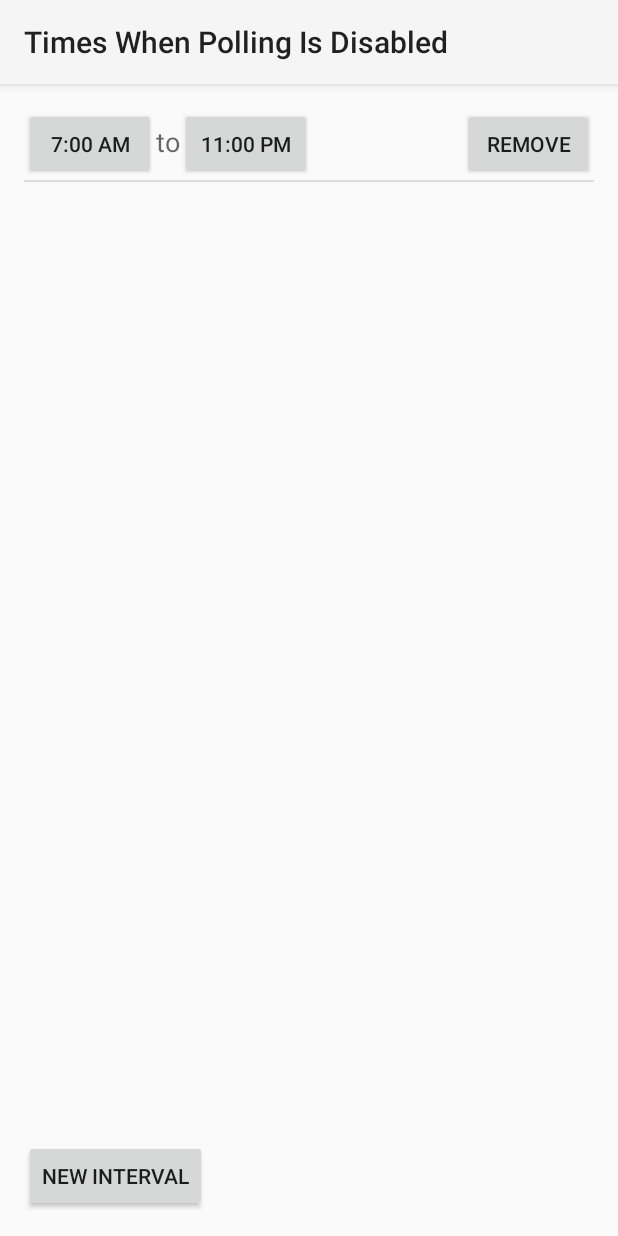
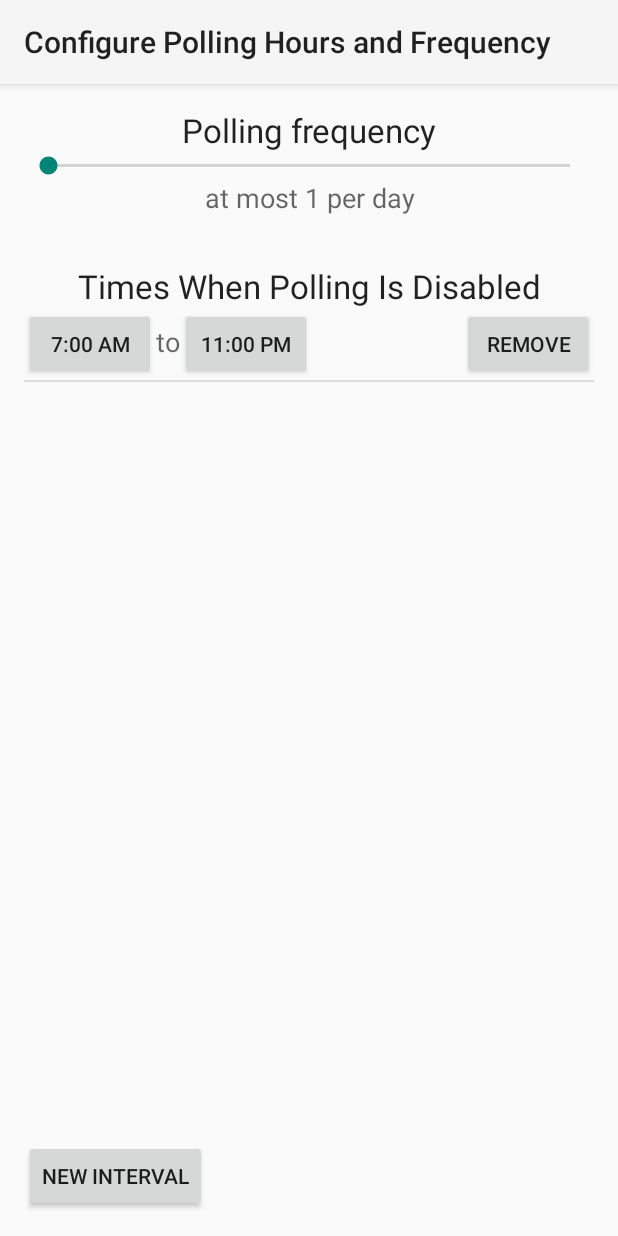
Before and after one commit to Delta-Z/ThoughtProfiler, an Android app: the ConfigureScheduleActivity screen opened directly, with no data from a screen before it, on a phone screen of 412 x 824 dp. Run offline under Robolectric (Android 15) with nearby library versions, the phone set to English and light mode, and no system bars.

Commit message:
Implement daily polling

```diff
--- a/app/src/main/AndroidManifest.xml
+++ b/app/src/main/AndroidManifest.xml
@@ -1,8 +1,8 @@
 <?xml version="1.0" encoding="utf-8"?>
 <manifest xmlns:android="http://schemas.android.com/apk/res/android"
+    package="delta.humanprofiler"
     android:versionCode="1"
-    android:versionName="0.1"
-    package="delta.humanprofiler">
+    android:versionName="0.1">
 
     <uses-sdk android:minSdkVersion="19" />
 
@@ -37,7 +37,7 @@
         <receiver android:name=".NotificationPublisher" />
 
         <activity android:name=".ViewDataActivity" />
-        <activity android:name=".ScheduleActivity"></activity>
+        <activity android:name=".ConfigureScheduleActivity" />
     </application>
 
 </manifest>
--- a/app/src/main/java/delta/humanprofiler/ScheduleActivity.java
+++ b/app/src/main/java/delta/humanprofiler/ConfigureScheduleActivity.java
@@ -12,7 +12,10 @@ import android.view.View;
 import android.widget.Button;
 import android.widget.ListView;
 import android.widget.ResourceCursorAdapter;
+import android.widget.SeekBar;
+import android.widget.TextView;
 import android.widget.TimePicker;
+import android.widget.Toast;
 
 import com.google.common.collect.ImmutableRangeSet;
 import com.google.common.collect.Range;
@@ -20,37 +23,28 @@ import com.google.common.collect.Range;
 import org.apache.commons.lang3.tuple.Pair;
 
 import java.text.DateFormat;
-import java.text.ParseException;
 import java.util.Date;
 
-public class ScheduleActivity extends AppCompatActivity {
+public class ConfigureScheduleActivity extends AppCompatActivity {
 
     private IntervalsAdapter mAdapter;
-
-    private static long parseTimeString(String string) throws ParseException {
-        Date date = DateFormat.getTimeInstance(DateFormat.SHORT).parse(string);
-        return date.getTime();
-    }
-
-    private static String makeTimeString(long milliseconds) {
-        Date date = new Date();
-        date.setTime(milliseconds);
-        // TODO: inconsistent with using Calendar elsewhere.
-        return DateFormat.getTimeInstance(DateFormat.SHORT).format(date);
-    }
 
     @Override
     protected void onCreate(Bundle savedInstanceState) {
         super.onCreate(savedInstanceState);
-        setContentView(R.layout.activity_schedule);
+        setContentView(R.layout.activity_configure_schedule);
         ActionBar actionBar = getSupportActionBar();
         if (actionBar != null) {
-            actionBar.setTitle(getString(R.string.polling_disabled_activity_title));
+            actionBar.setTitle(getString(R.string.configure_schedule_and_frequency));
             actionBar.setIcon(R.mipmap.ic_launcher);
         }
         mAdapter = new IntervalsAdapter(this);
         ListView listView = (ListView) findViewById(R.id.schedule_list_view);
         listView.setAdapter(mAdapter);
+        SeekBar pollingFrequency = (SeekBar) findViewById(R.id.maxPollsPerDayBar);
+        pollingFrequency.setOnSeekBarChangeListener(
+                new FrequencySeekerListener((TextView) findViewById(R.id.maxPollsPerDayText),
+                        getApplicationContext()));
         // Add interval handler?
         // *********************
     }
@@ -59,11 +53,56 @@ public class ScheduleActivity extends AppCompatActivity {
     protected void onResume() {
         super.onResume();
         mAdapter.resetCursor();
+
+        SeekBar pollingFrequency = (SeekBar) findViewById(R.id.maxPollsPerDayBar);
+        pollingFrequency.setProgress(
+                ((DailySampler) NotificationPublisher.sampler).getNumPollsPerDay() - 1);
+
+        Context context = getApplicationContext();
+        if (BuildConfig.DEBUG) {
+            Toast.makeText(
+                    context,
+                    DateFormat.getInstance().format(
+                            new Date(NotificationPublisher.sampler.getNextSamplingTime(context))),
+                    Toast.LENGTH_LONG).show();
+        }
     }
 
     public void addInterval(View view) {
         ScheduleTimePicker picker = new ScheduleTimePicker(mAdapter, true, 0, true, 0, null);
         picker.run();
+    }
+
+    private class FrequencySeekerListener implements SeekBar.OnSeekBarChangeListener {
+
+        private TextView mInfoText;
+        private DailySampler mSampler;
+        private Context mContext;
+
+        public FrequencySeekerListener(TextView infoText, Context context) {
+            mInfoText = infoText;
+            mSampler = (DailySampler) NotificationPublisher.sampler;
+            mContext = context;
+        }
+
+        @Override
+        public void onProgressChanged(SeekBar seekBar, int progress, boolean fromUser) {
+            int numPolls = progress + 1;
+            mInfoText.setText(String.format("at most %d per day", numPolls));
+            if (numPolls != mSampler.getNumPollsPerDay()) {
+                mSampler.setNumPollsPerDay(numPolls);
+                ConfigureActivity.getPreferences(mContext).edit().putInt(
+                        ConfigureActivity.NUM_POLLS_PER_DAY, numPolls).commit();
+            }
+        }
+
+        @Override
+        public void onStartTrackingTouch(SeekBar seekBar) {
+        }
+
+        @Override
+        public void onStopTrackingTouch(SeekBar seekBar) {
+        }
     }
 
     private class ScheduleTimePicker implements TimePickerDialog.OnTimeSetListener {
@@ -87,7 +126,8 @@ public class ScheduleActivity extends AppCompatActivity {
                 if (mStart == mEnd) {
                     return;
                 }
-                ScheduleDBHelper dbHelper = ScheduleDBHelper.getInstance(ScheduleActivity.this);
+                ScheduleDBHelper dbHelper =
+                        ScheduleDBHelper.getInstance(ConfigureScheduleActivity.this);
                 if (mIntervalToDelete != null && !dbHelper.deleteInterval(mIntervalToDelete)) {
                     return;
                 }
@@ -130,8 +170,8 @@ public class ScheduleActivity extends AppCompatActivity {
             }
             Pair<Integer, Integer> hourAndMinute =
                     ScheduleDBHelper.hourAndMinuteFromTimestamp(mAskForStart ? mStart : mEnd);
-            TimePickerDialog timePickerDialog = new TimePickerDialog(ScheduleActivity.this, this,
-                    hourAndMinute.getLeft(), hourAndMinute.getRight(),
+            TimePickerDialog timePickerDialog = new TimePickerDialog(ConfigureScheduleActivity.this,
+                    this, hourAndMinute.getLeft(), hourAndMinute.getRight(),
                     android.text.format.DateFormat.is24HourFormat(getApplicationContext()));
             timePickerDialog.setTitle(mAskForStart ? "Start Time" : "End Time");
             timePickerDialog.show();
@@ -176,14 +216,15 @@ public class ScheduleActivity extends AppCompatActivity {
                     picker.run();
                 }
             };
-            fromBtn.setText(makeTimeString(startTime));
+            fromBtn.setText(ScheduleDBHelper.makeTimeString(context, startTime));
             fromBtn.setOnClickListener(updateBtnListener);
-            toBtn.setText(makeTimeString(endTime));
+            toBtn.setText(ScheduleDBHelper.makeTimeString(context, endTime));
             toBtn.setOnClickListener(updateBtnListener);
             removeBtn.setOnClickListener(new View.OnClickListener() {
                 @Override
                 public void onClick(View v) {
-                    if (ScheduleDBHelper.getInstance(ScheduleActivity.this).deleteInterval(id)) {
+                    if (ScheduleDBHelper.getInstance(ConfigureScheduleActivity.this)
+                            .deleteInterval(id)) {
                         resetCursor();
                     }
                 }
--- a/app/src/main/java/delta/humanprofiler/MockSampler.java
+++ b/app/src/main/java/delta/humanprofiler/MockSampler.java
@@ -1,5 +1,6 @@
 package delta.humanprofiler;
 
+import android.content.Context;
 import android.os.SystemClock;
 
 /**
@@ -7,7 +8,7 @@ import android.os.SystemClock;
  */
 public class MockSampler implements Sampler {
     @Override
-    public long getNextSamplingTime() {
+    public long getNextSamplingTime(Context unused_context) {
         return SystemClock.elapsedRealtime() + 5000;
     }
 }
--- a/app/src/main/java/delta/humanprofiler/PollActivity.java
+++ b/app/src/main/java/delta/humanprofiler/PollActivity.java
@@ -61,6 +61,6 @@ public class PollActivity extends AppCompatActivity {
     @Override
     public void onStop() {
         super.onStop();
-        NotificationPublisher.scheduleNotification(this);
+        NotificationPublisher.startFiringNotifications(this);
     }
 }
--- a/app/src/main/java/delta/humanprofiler/Sampler.java
+++ b/app/src/main/java/delta/humanprofiler/Sampler.java
@@ -1,8 +1,10 @@
 package delta.humanprofiler;
+
+import android.content.Context;
 
 /**
  * Created by Delta on 08/12/2015.
  */
 public interface Sampler {
-    long getNextSamplingTime();
+    long getNextSamplingTime(Context context);
 }
--- a/app/src/main/res/layout/activity_configure.xml
+++ b/app/src/main/res/layout/activity_configure.xml
@@ -70,7 +70,7 @@
                 android:layout_height="wrap_content"
                 android:layout_gravity="center_horizontal"
                 android:onClick="changeSchedule"
-                android:text="Configure Polling Hours" />
+                android:text="@string/configure_schedule_and_frequency" />
 
             <TextView
                 android:layout_width="match_parent"
--- /dev/null
+++ b/app/src/main/res/layout/activity_configure_schedule.xml
@@ -0,0 +1,74 @@
+<?xml version="1.0" encoding="utf-8"?>
+<LinearLayout xmlns:android="http://schemas.android.com/apk/res/android"
+    xmlns:tools="http://schemas.android.com/tools"
+    android:layout_width="match_parent"
+    android:layout_height="match_parent"
+    android:orientation="vertical"
+    android:paddingBottom="@dimen/activity_vertical_margin"
+    android:paddingLeft="@dimen/activity_horizontal_margin"
+    android:paddingRight="@dimen/activity_horizontal_margin"
+    android:paddingTop="@dimen/activity_vertical_margin"
+    tools:context=".ConfigureScheduleActivity">
+
+    <LinearLayout
+        android:id="@+id/frequency_control"
+        android:layout_width="match_parent"
+        android:layout_height="wrap_content"
+        android:layout_alignParentBottom="true"
+        android:orientation="vertical"
+        android:paddingBottom="@dimen/activity_vertical_margin">
+
+        <TextView
+            android:id="@+id/maxPollsPerDayTitle"
+            android:layout_width="match_parent"
+            android:layout_height="wrap_content"
+            android:text="Polling frequency"
+            android:textAlignment="center"
+            android:textAppearance="?android:attr/textAppearanceLarge" />
+
+        <SeekBar
+            android:id="@+id/maxPollsPerDayBar"
+            android:layout_width="match_parent"
+            android:layout_height="wrap_content"
+            android:max="9"
+            android:progress="0" />
+
+        <TextView
+            android:id="@+id/maxPollsPerDayText"
+            android:layout_width="match_parent"
+            android:layout_height="wrap_content"
+            android:text="at most 1 per day"
+            android:textAlignment="center"
+            android:textAppearance="?android:attr/textAppearanceMedium" />
+    </LinearLayout>
+
+    <RelativeLayout
+        android:layout_width="match_parent"
+        android:layout_height="match_parent"
+        android:paddingTop="@dimen/activity_vertical_margin">
+
+        <Button
+            android:id="@+id/schedule_new_btn"
+            android:layout_width="wrap_content"
+            android:layout_height="wrap_content"
+            android:layout_alignParentBottom="true"
+            android:onClick="addInterval"
+            android:text="@string/new_interval" />
+
+        <TextView
+            android:id="@+id/schedule_title"
+            android:layout_width="match_parent"
+            android:layout_height="wrap_content"
+            android:text="@string/polling_disabled_title"
+            android:textAlignment="center"
+            android:textAppearance="?android:attr/textAppearanceLarge" />
+
+        <ListView
+            android:id="@+id/schedule_list_view"
+            android:layout_width="match_parent"
+            android:layout_height="match_parent"
+            android:layout_above="@id/schedule_new_btn"
+            android:layout_below="@id/schedule_title" />
+    </RelativeLayout>
+
+</LinearLayout>
--- a/app/src/main/res/layout/activity_schedule.xml
+++ /dev/null
@@ -1,26 +0,0 @@
-<?xml version="1.0" encoding="utf-8"?>
-<RelativeLayout xmlns:android="http://schemas.android.com/apk/res/android"
-    xmlns:tools="http://schemas.android.com/tools"
-    android:layout_width="match_parent"
-    android:layout_height="match_parent"
-    android:paddingBottom="@dimen/activity_vertical_margin"
-    android:paddingLeft="@dimen/activity_horizontal_margin"
-    android:paddingRight="@dimen/activity_horizontal_margin"
-    android:paddingTop="@dimen/activity_vertical_margin"
-    tools:context="delta.humanprofiler.ScheduleActivity">
-
-    <Button
-        android:id="@+id/schedule_new_btn"
-        android:layout_width="wrap_content"
-        android:layout_height="wrap_content"
-        android:layout_alignParentBottom="true"
-        android:onClick="addInterval"
-        android:text="@string/new_interval" />
-
-    <ListView
-        android:id="@+id/schedule_list_view"
-        android:layout_width="match_parent"
-        android:layout_height="match_parent"
-        android:layout_above="@id/schedule_new_btn" />
-
-</RelativeLayout>
--- a/app/src/main/res/layout/schedule_blackout.xml
+++ b/app/src/main/res/layout/schedule_blackout.xml
@@ -4,7 +4,7 @@
     android:layout_width="match_parent"
     android:layout_height="wrap_content"
     android:orientation="horizontal"
-    tools:context="delta.humanprofiler.ScheduleActivity">
+    tools:context=".ConfigureScheduleActivity">
 
     <Button
         android:id="@+id/schedule_blackout_from_btn"
--- a/app/src/main/res/values/strings.xml
+++ b/app/src/main/res/values/strings.xml
@@ -8,6 +8,7 @@
     <string name="do_not_disturb_category">Do Not Disturb</string>
     <string name="you_will_be_polled">You will be polled when you least expect it.</string>
     <string name="stop_notifications_hint">To stop polling completely, disable it in the application settings.</string>
-    <string name="polling_disabled_activity_title">Times When Polling Is Disabled</string>
+    <string name="configure_schedule_and_frequency">Configure Polling Hours and Frequency</string>
+    <string name="polling_disabled_title">Times When Polling Is Disabled</string>
     <string name="new_interval">New Interval</string>
 </resources>
```
Also changed, not shown: app/src/main/java/delta/humanprofiler/ConfigureActivity.java (+21 -11 lines), app/src/main/java/delta/humanprofiler/DailySampler.java (added, +77 -0 lines), app/src/main/java/delta/humanprofiler/NotificationPublisher.java (+34 -13 lines), app/src/main/java/delta/humanprofiler/ScheduleDBHelper.java (+29 -7 lines).
